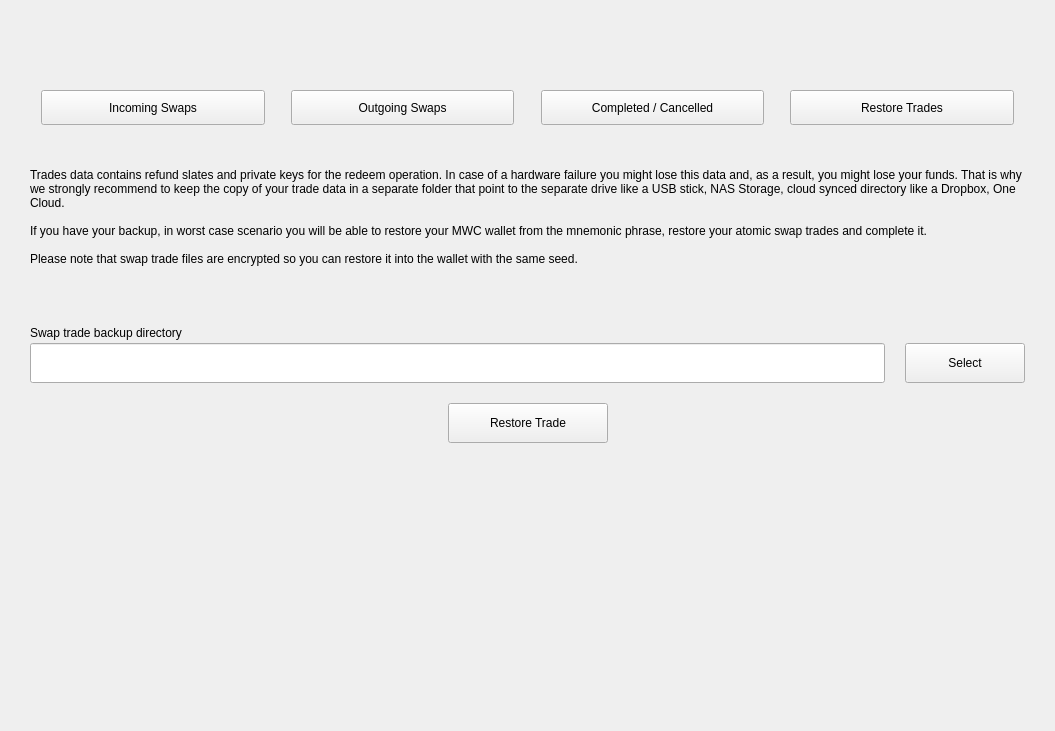
Above: windows_desktop/s_swaplist_w.ui from 0xkobe/mwc-wallet before the change. Below: the same form after it.
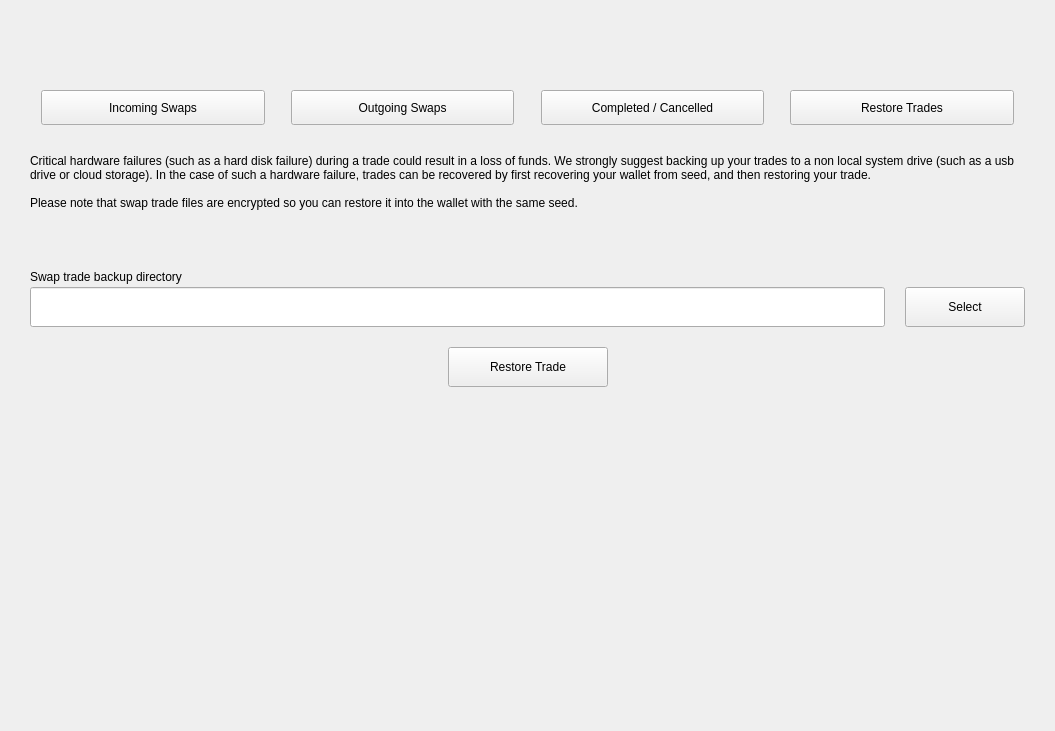
That is the form after the change. Icons and pictures are not drawn. Custom widgets are drawn as their Qt base class.

Commit message: https://github.com/mwcproject/mwc-qt-wallet/issues/856  - UI fixes https://github.com/mwcproject/mwc-qt-wallet/issues/857 - trades race conditions. https://github.com/mwcproject/mwc-qt-wallet/issues/858 - non accessible backups.

Diff of the .ui file:
```diff
--- a/windows_desktop/s_swaplist_w.ui
+++ b/windows_desktop/s_swaplist_w.ui
@@ -250,10 +250,7 @@
        <widget class="control::MwcLabelNormal" name="label">
         <property name="text">
          <string>
-
-Trades data contains refund slates and private keys for the redeem operation. In case of a hardware failure you might lose this data and, as a result, you might lose your funds. That is why we strongly recommend to keep the copy of your trade data in a separate folder that point to the separate drive like a USB stick, NAS Storage, cloud synced directory like a Dropbox, One Cloud.
-
-If you have your backup, in worst case scenario you will be able to restore your MWC wallet from the mnemonic phrase, restore your atomic swap trades and complete it.
+Critical hardware failures (such as a hard disk failure) during a trade could result in a loss of funds. We strongly suggest backing up your trades to a non local system drive (such as a usb drive or cloud storage). In the case of such a hardware failure, trades can be recovered by first recovering your wallet from seed, and then restoring your trade.
 
 Please note that swap trade files are encrypted so you can restore it into the wallet with the same seed.</string>
         </property>
```
The commit also changes 13 other files.
